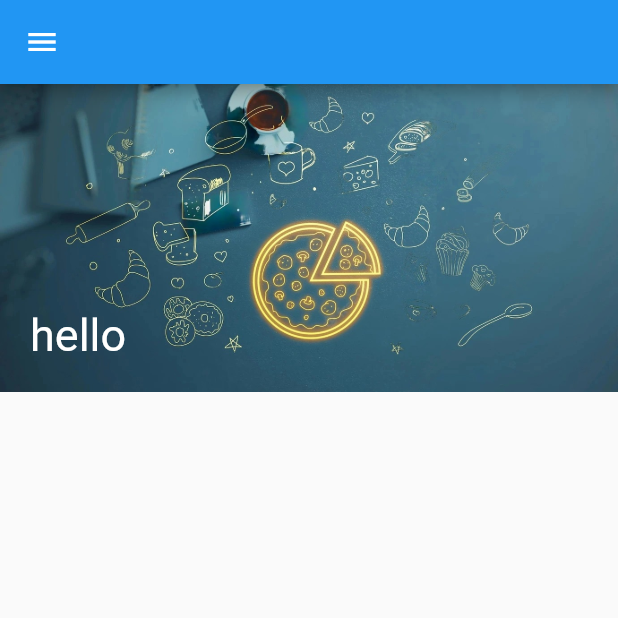
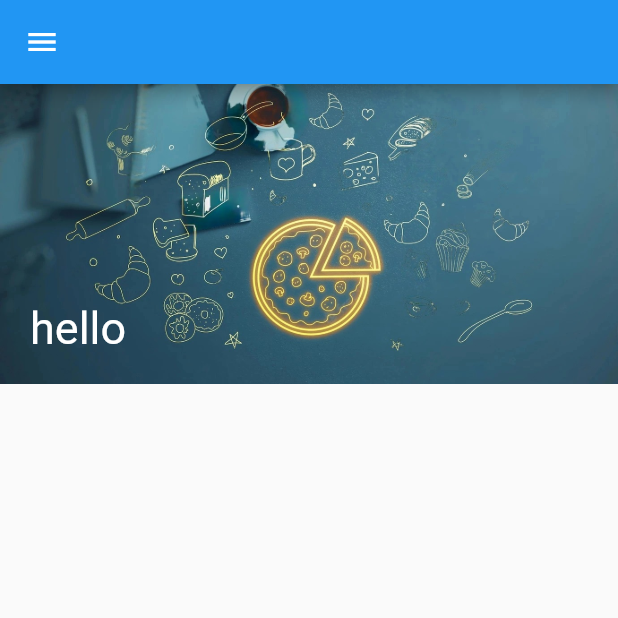
Before and after one commit to smitkachhadiya/myrestaurant, a Flutter app: the HomePageCenter screen opened directly, on a phone screen of 412 x 824 dp, the top half of it. Run offline on Flutter 3.47's test engine with Material 2 defaults, Android fonts, the phone set to English and light mode, and no system bars.

Commit message:
committed successfully

```diff
--- a/lib/HomePageCenter.dart
+++ b/lib/HomePageCenter.dart
@@ -17,7 +17,7 @@ class _HomePageCenterState extends State<HomePageCenter> {
       drawer: NavigationDrawer(),
       body: Column(
         children: [
-        Container(height: 205, width: double.infinity,
+        Container(height: 200, width: double.infinity,
           decoration: const BoxDecoration(
             image: DecorationImage(
                 image: AssetImage("assets/images/home1.png"), fit: BoxFit.cover,),),
```
